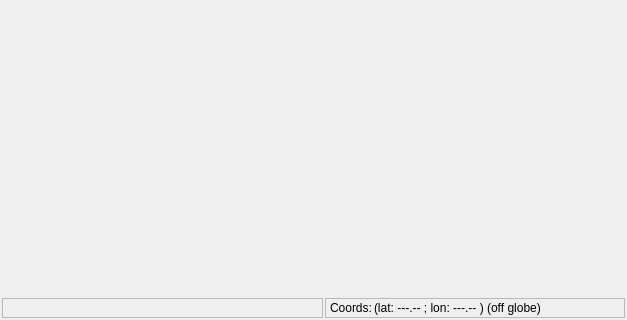
First picture: the form in src/qt-widgets/ReconstructionViewWidgetUi.ui, repository GPlates/GPlates, before the edit; both pictures show x 0 to 627 and y 218 to 538 of the 627 by 538 pixel window.
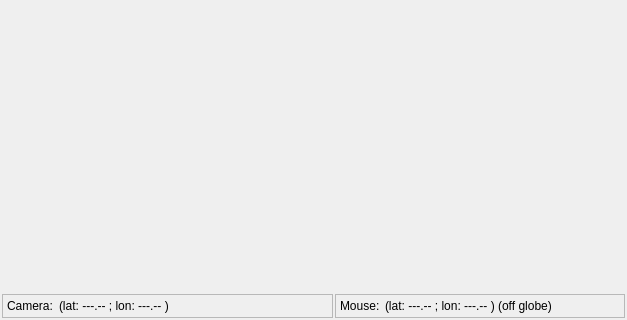
Second picture: the form after the edit. Icons and pictures are not drawn.

```diff
--- a/src/qt-widgets/ReconstructionViewWidgetUi.ui
+++ b/src/qt-widgets/ReconstructionViewWidgetUi.ui
@@ -333,7 +333,19 @@
    <item row="2" column="0" >
     <layout class="QHBoxLayout" >
      <item>
-      <widget class="QFrame" name="frame" >
+      <widget class="QFrame" name="frame_camera_coords" >
+       <property name="minimumSize" >
+        <size>
+         <width>16</width>
+         <height>24</height>
+        </size>
+       </property>
+       <property name="maximumSize" >
+        <size>
+         <width>16777215</width>
+         <height>24</height>
+        </size>
+       </property>
        <property name="frameShape" >
         <enum>QFrame::StyledPanel</enum>
        </property>
@@ -353,6 +365,20 @@
         <property name="bottomMargin" >
          <number>1</number>
         </property>
+        <item>
+         <widget class="QLabel" name="label_camera" >
+          <property name="text" >
+           <string>Camera:</string>
+          </property>
+         </widget>
+        </item>
+        <item>
+         <widget class="QLabel" name="label_camera_coords" >
+          <property name="text" >
+           <string>(lat: ---.-- ; lon: ---.-- )</string>
+          </property>
+         </widget>
+        </item>
         <item>
          <spacer>
           <property name="orientation" >
@@ -379,14 +405,14 @@
        </property>
        <property name="minimumSize" >
         <size>
-         <width>300</width>
-         <height>16</height>
+         <width>290</width>
+         <height>24</height>
         </size>
        </property>
        <property name="maximumSize" >
         <size>
-         <width>300</width>
-         <height>16777215</height>
+         <width>290</width>
+         <height>24</height>
         </size>
        </property>
        <property name="frameShape" >
@@ -412,15 +438,9 @@
          <number>1</number>
         </property>
         <item>
-         <widget class="QLabel" name="label_coordinates" >
-          <property name="sizePolicy" >
-           <sizepolicy vsizetype="Preferred" hsizetype="Minimum" >
-            <horstretch>0</horstretch>
-            <verstretch>0</verstretch>
-           </sizepolicy>
-          </property>
+         <widget class="QLabel" name="label_mouse" >
           <property name="text" >
-           <string>Coords:</string>
+           <string>Mouse: </string>
           </property>
          </widget>
         </item>
```
Left out of the diff: 4 changed lines with no effect on the pictures.
